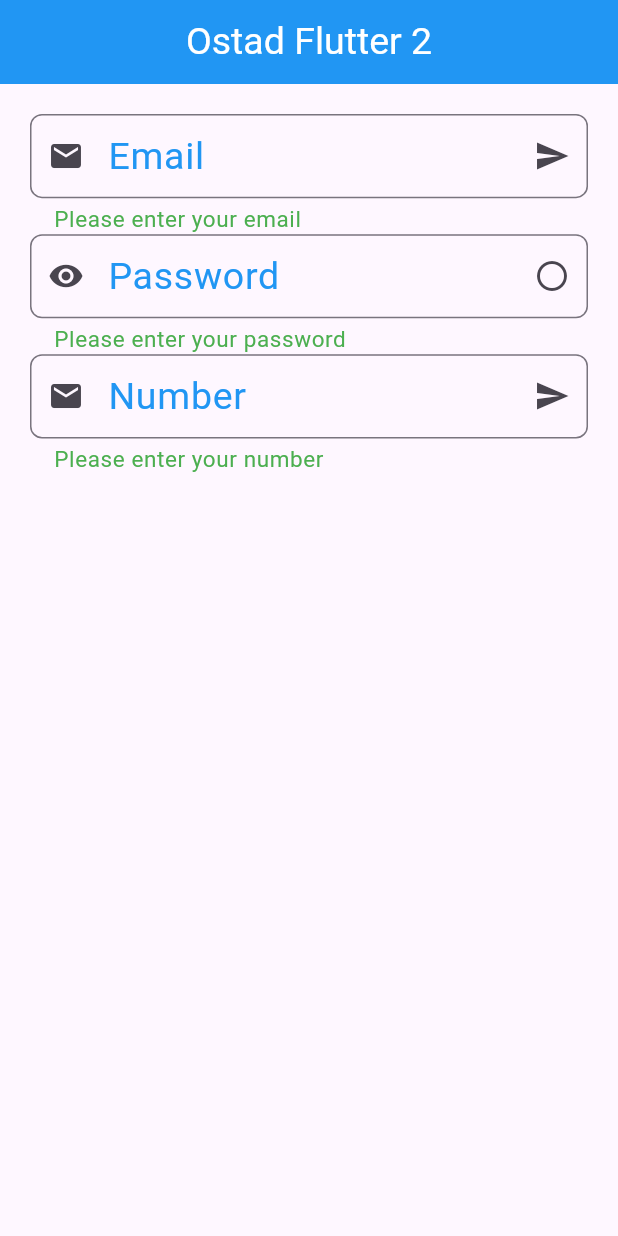
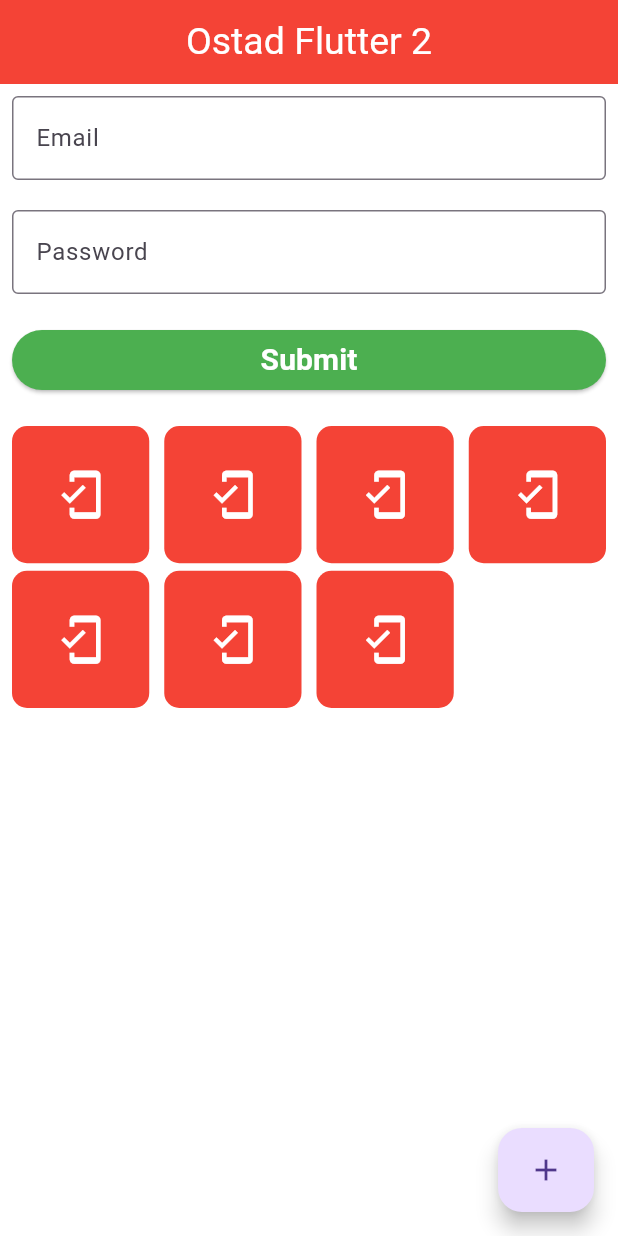
Before and after one commit to awalhsnmunna/Flutter-practice, a Flutter app: the screen it shows after launch, on a phone screen of 412 x 824 dp. Run offline on Flutter 3.47's test engine with Material 3 defaults, Android fonts, the phone set to English and light mode, and no system bars.

Commit message:
ThemeData

```diff
--- a/lib/main.dart
+++ b/lib/main.dart
@@ -10,8 +10,19 @@ class myApp extends StatelessWidget {
   @override
   Widget build(BuildContext context) {
     return MaterialApp(
+      theme: ThemeData(
+        primaryColor: Colors.green,
+        appBarTheme: AppBarTheme(color: Colors.red, centerTitle: true),
+        scaffoldBackgroundColor: Colors.white,
+        elevatedButtonTheme: ElevatedButtonThemeData(
+          style: ElevatedButton.styleFrom(
+            backgroundColor: Colors.green,
+            foregroundColor: Colors.white,
+          ),
+        ),
+      ),
       debugShowCheckedModeBanner: false,
-      title: 'Ostad Flutter App',
+      title: "Flutter App",
       home: Home(),
     );
   }
@@ -22,9 +33,14 @@ class Home extends StatelessWidget {
 
   @override
   Widget build(BuildContext context) {
+    TextEditingController _emailController = TextEditingController();
+    TextEditingController _passwordController = TextEditingController();
+    TextEditingController _numberController = TextEditingController();
+
+    final _formKey = GlobalKey<FormState>();
+
     return Scaffold(
       appBar: AppBar(
-        backgroundColor: Colors.blue,
         title: Column(
           children: [
             Text(
@@ -33,79 +49,173 @@ class Home extends StatelessWidget {
             ),
           ],
         ),
-        centerTitle: true,
       ),
       body: Column(
         children: [
-          Padding(
-            padding: const EdgeInsets.only(left: 20, right: 20,top: 20),
-            child: TextField(
-                decoration: InputDecoration(
-                    hintText: "Enter your email",
-                   hintStyle: TextStyle(fontSize: 15, color: Colors.black),
-                  hintMaxLines: 3,
-                  labelText: "Email",
-                  labelStyle: TextStyle(fontSize: 25, color: Colors.blue),
-                  helperText: "Please enter your email",
-                  helperStyle: TextStyle(fontSize: 15, color: Colors.green),
-                  prefixText: "Email: ",
-                  suffixText: "@gmail.com",
-                  prefixIcon: Icon(Icons.email),
-                  suffixIcon: Icon(Icons.send),
-                  border: OutlineInputBorder(
-                    borderSide: BorderSide(color: Colors.black),
-                    borderRadius: BorderRadius.circular(8)
+          Form(
+            key: _formKey,
+            child: Padding(
+              padding: const EdgeInsets.all(8.0),
+              child: Column(
+                children: [
+                  TextFormField(
+                    decoration: InputDecoration(
+                      border: OutlineInputBorder(),
+                      hintText: "Email",
+                      label: Text("Email"),
+                    ),
+                    validator: (value) {
+                      if (value == null || value.isEmpty) {
+                        return "Empty email is not allowed";
+                      }
+                      return null;
+                    },
                   ),
-            ),
-            ),
-          ),
 
-          Padding(
-            padding: const EdgeInsets.only(left: 20, right: 20),
-            child: TextField(
-              obscureText: true,
-              decoration: InputDecoration(
-                hintText: "Enter your password",
-                hintStyle: TextStyle(fontSize: 15, color: Colors.black),
-                hintMaxLines: 3,
-                labelText: "Password",
-                labelStyle: TextStyle(fontSize: 25, color: Colors.blue),
-                helperText: "Please enter your password",
-                helperStyle: TextStyle(fontSize: 15, color: Colors.green),
-                prefixText: "Password: ",
-                prefixIcon: Icon(Icons.remove_red_eye),
-                suffixIcon: Icon(Icons.panorama_fish_eye),
-                border: OutlineInputBorder(
-                    borderSide: BorderSide(color: Colors.black),
-                    borderRadius: BorderRadius.circular(8)
-                ),
+                  SizedBox(height: 20),
+
+                  TextFormField(
+                    obscureText: true,
+                    decoration: InputDecoration(
+                      border: OutlineInputBorder(),
+                      hintText: "Password",
+                      label: Text("Password"),
+                    ),
+                    validator: (value) {
+                      if (value == null || value.isEmpty || value.length < 6) {
+                        return "Password must be 6 characters long";
+                      }
+                      return null;
+                    },
+                  ),
+
+                  SizedBox(height: 20),
+
+                  SizedBox(
+                    width: double.infinity,
+                    child: ElevatedButton(
+                      style: ElevatedButton.styleFrom(
+                        backgroundColor: Colors.green,
+                      ),
+                      onPressed: () {
+                        if (_formKey.currentState!.validate()) {
+                          Navigator.push(
+                            context,
+                            MaterialPageRoute(builder: (context) => UserInfo()),
+                          );
+
+                          // Navigator.pushReplacement(
+                          //   context,
+                          //   MaterialPageRoute(builder: (context) => UserInfo()),
+                          // );
+                        }
+                      },
+                      child: Text(
+                        "Submit",
+                        style: TextStyle(
+                          fontSize: 20,
+                          color: Colors.white,
+                          fontWeight: FontWeight.bold,
+                        ),
+                      ),
+                    ),
+                  ),
+
+                  SizedBox(height: 20),
+
+                  //GridView
+                  SizedBox(
+                    height: 300,
+                    child: GridView.builder(
+                      gridDelegate: SliverGridDelegateWithFixedCrossAxisCount(
+                        crossAxisCount: 4,
+                        crossAxisSpacing: 10,
+                        mainAxisSpacing: 5,
+                      ),
+                      itemCount: 7,
+                      itemBuilder: (context, index) {
+                        return Container(
+                          decoration: BoxDecoration(
+                            color: Colors.red,
+                            borderRadius: BorderRadius.circular(10),
+                          ),
+                          child: Center(
+                            child: Icon(
+                              Icons.mobile_friendly,
+                              size: 35,
+                              color: Colors.white,
+                            ),
+                          ),
+                        );
+                      },
+                    ),
+                  ),
+                ],
               ),
             ),
           ),
-          Padding(
-            padding: const EdgeInsets.only(left: 20, right: 20),
-            child: TextField(
-              keyboardType: TextInputType.number,
-              decoration: InputDecoration(
-                hintText: "Enter your number",
-                hintStyle: TextStyle(fontSize: 15, color: Colors.black),
-                hintMaxLines: 3,
-                labelText: "Number",
-                labelStyle: TextStyle(fontSize: 25, color: Colors.blue),
-                helperText: "Please enter your number",
-                helperStyle: TextStyle(fontSize: 15, color: Colors.green),
-                prefixText: "Numbner: ",
-                prefixIcon: Icon(Icons.email),
-                suffixIcon: Icon(Icons.send),
-                border: OutlineInputBorder(
-                    borderSide: BorderSide(color: Colors.black),
-                    borderRadius: BorderRadius.circular(8)
-                ),
-              ),
-            ),
-          ),
-        ]
+        ],
+      ),
+      floatingActionButton: FloatingActionButton.extended(
+        onPressed: () {
+          print("Floating action button pressed");
+        },
+        label: Icon(Icons.add),
       ),
     );
   }
 }
+
+class UserInfo extends StatelessWidget {
+  const UserInfo({super.key});
+
+  @override
+  Widget build(BuildContext context) {
+    return Scaffold(
+      appBar: AppBar(title: Text("User Page")),
+      body: Column(
+        children: [
+          ElevatedButton(
+            onPressed: () {
+              Navigator.pop(context);
+            },
+            child: Text("Back"),
+          ),
+          ElevatedButton(
+            onPressed: () {
+              Navigator.push(
+                context,
+                MaterialPageRoute(builder: (context) => Page1()),
+              );
+            },
+            child: Text("Page1"),
+          ),
+        ],
+      ),
+    );
+  }
+}
+
+class Page1 extends StatelessWidget {
+  const Page1({super.key});
+
+  @override
+  Widget build(BuildContext context) {
+    return Scaffold(
+      appBar: AppBar(title: Text("Page 1")),
+      body: Column(
+        children: [
+          ElevatedButton(
+            onPressed: () {
+              Navigator.pop(context);
+            },
+            child: Text("Back"),
+          ),
+          /*ElevatedButton(onPressed: (){
+              Navigator.push(context, MaterialPageRoute(builder: (context)=> Page1()));
+            }, child: Text("Page1")), */
+        ],
+      ),
+    );
+  }
+}
```
